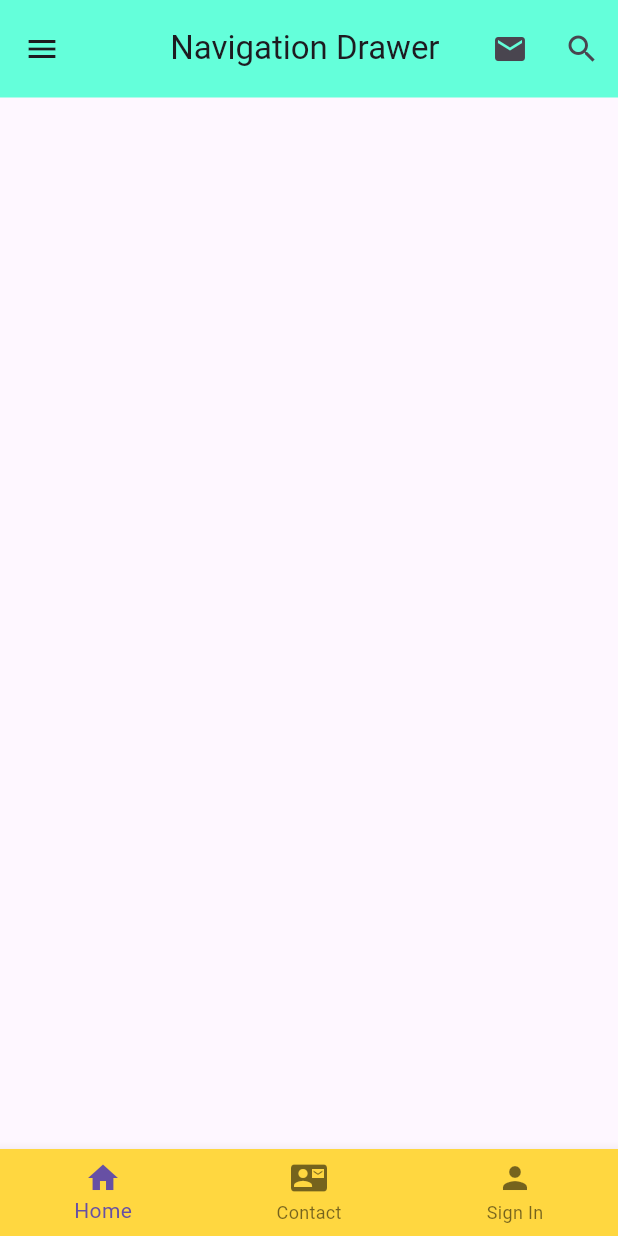
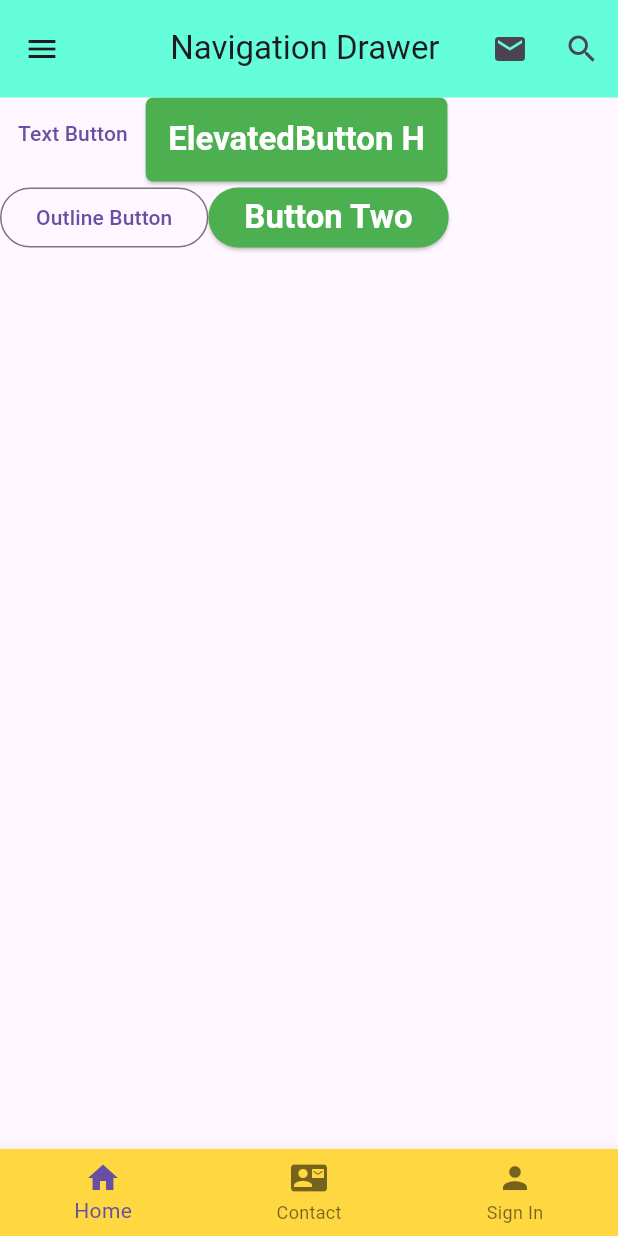
Before and after one commit to hemusyl/ostad_new_10, a Flutter app: the screen it shows after launch, on a phone screen of 412 x 824 dp. Run offline on Flutter 3.47's test engine with Material 3 defaults, Android fonts, the phone set to English and light mode, and no system bars; our stand-ins replace device_preview.

Commit message:
Button Type

```diff
--- a/lib/app.dart
+++ b/lib/app.dart
@@ -5,6 +5,7 @@ import 'form_login.dart';
 import 'content_prac.dart';
 import 'bottomNavigationButton.dart';
 import 'navigation_drawer.dart';
+import 'buttonType.dart';
 
 class MyApp extends StatelessWidget {
   const MyApp({super.key});
@@ -13,8 +14,8 @@ class MyApp extends StatelessWidget {
   Widget build(BuildContext context) {
     return MaterialApp(
       debugShowCheckedModeBanner: false,
-      title: 'floating action button',
-      home: navigationDrawer(), // Class name
+      title: ' Button Type',
+      home: buttonType(), // Class name
     );
   }
 }
--- /dev/null
+++ b/lib/buttonType.dart
@@ -0,0 +1,113 @@
+import 'package:flutter/material.dart';
+class buttonType extends StatelessWidget {
+  const buttonType({super.key});
+  MySnackbar(message,context){
+    return ScaffoldMessenger.of(context).showSnackBar(
+        SnackBar(content: Text(message)));
+  }
+  @override
+  Widget build(BuildContext context) {
+    return Scaffold(
+      appBar: AppBar(
+        title:Text('Navigation Drawer '),
+        centerTitle: true,
+        backgroundColor: Colors.tealAccent,
+        toolbarHeight: 65,
+        actions: [
+          IconButton(onPressed: (){MySnackbar('I am Email', context);}, icon:Icon(Icons.email)),
+          IconButton(onPressed: (){MySnackbar('I am Search', context);}, icon:Icon(Icons.search)),
+        ],
+      ),
+      body: SingleChildScrollView(
+       child:  Wrap(
+        // mainAxisAlignment: MainAxisAlignment.spaceEvenly,
+         children: [
+               TextButton(onPressed: (){}, child: Text('Text Button')),
+               ElevatedButton(
+                   style: ElevatedButton.styleFrom(
+                     backgroundColor: Colors.green,
+                     foregroundColor: Colors.white,
+                     padding: EdgeInsets.all(15),
+                     shape: RoundedRectangleBorder(
+                       borderRadius: BorderRadius.circular(5),
+                     ),
+                     textStyle: TextStyle
+                       (fontSize: 22.0,
+                       fontWeight: FontWeight.bold,
+                     ),
+                   ),
+                   onPressed: (){},
+                   child: Text('ElevatedButton H')),
+               OutlinedButton(onPressed: (){}, child: Text('Outline Button')),
+           SizedBox(
+             child: ElevatedButton(
+                 style: ElevatedButton.styleFrom(
+                   backgroundColor: Colors.green,
+                   foregroundColor: Colors.white,
+                   textStyle: TextStyle
+                     (fontSize: 22.0,
+                     fontWeight: FontWeight.bold,
+                   ),
+                 ),
+                 onPressed:(){print('Button');},
+                 child: Text('Button Two')),
+
+           )
+         ],
+       ),
+      ),
+      bottomNavigationBar: BottomNavigationBar(
+        backgroundColor: Colors.amberAccent,
+        currentIndex: 0, // Which one to be active
+        items: [
+          BottomNavigationBarItem(icon: Icon(Icons.home), label: "Home",),
+          BottomNavigationBarItem(icon: Icon(Icons.contact_mail), label: "Contact",),
+          BottomNavigationBarItem(icon: Icon(Icons.person), label: "Sign In",),
+        ],
+        onTap: (int index){
+          if (index == 0){
+            MySnackbar("I am home", context);
+          }
+          if (index == 1){
+            MySnackbar("I am Contact", context);
+          }
+          if (index == 2){
+            MySnackbar("I am Sign", context);
+          }
+        },
+      ),
+      drawer: Drawer(
+        child: ListView(
+          children: [
+            DrawerHeader(
+              padding: EdgeInsets.all(0),
+              child: UserAccountsDrawerHeader(
+                accountName: Text("Humayun Kabir"),
+                accountEmail: Text("humayun1278@gmail.com"),
+                currentAccountPicture:
+                Image.network("https://smartcards.pro/NlVgNj"),
+              ),
+              decoration: BoxDecoration(
+                color: Colors.cyanAccent,
+              ),
+            ),
+            ListTile(
+              leading: Icon(Icons.home),
+              title: Text("Home"),
+              onTap: (){
+                MySnackbar("This Home snackbar", context);
+              },
+            ),
+
+            ListTile(
+              leading: Icon(Icons.contact_mail),
+              title: Text("Contact"),),
+            ListTile(
+              leading: Icon(Icons.phone),
+              title: Text("Phone"),),
+          ],
+        ),
+      ),
+    );
+  }
+}
--- a/lib/navigation_drawer.dart
+++ b/lib/navigation_drawer.dart
@@ -45,13 +45,15 @@ class navigationDrawer extends StatelessWidget {
             children: [
               DrawerHeader(
                 padding: EdgeInsets.all(0),
-                  child: UserAccountsDrawerHeader(
-                      accountName: Text("Humayun Kabir"),
-                      accountEmail: Text("humayun1278@gmail.com"),
-                      currentAccountPicture:
-                      Image.network("https://encrypted-tbn0.gstatic.com/images?q=tbn:ANd9GcQrN3fMD9X1_p5b6lRSCGcpDtH9BcgEOsEZLg&s"),
-                  ),
-                      decoration: BoxDecoration(color: Colors.cyanAccent),
+                child: UserAccountsDrawerHeader(
+                  accountName: Text("Humayun Kabir"),
+                  accountEmail: Text("humayun1278@gmail.com"),
+                  currentAccountPicture:
+                  Image.network("https://smartcards.pro/NlVgNj"),
+                ),
+                decoration: BoxDecoration(
+                    color: Colors.cyanAccent,
+                ),
               ),
               ListTile(
                 leading: Icon(Icons.home),
@@ -70,19 +72,6 @@ class navigationDrawer extends StatelessWidget {
             ],
         ),
       ),
-      endDrawer: Drawer(
-        child: ListView.builder(
-            itemBuilder: (
-                BuildContext context,int index){
-              return ListTile(
-                leading:Icon(Icons.list),
-                title: Text("GFG item $index"),
-                trailing: Icon(Icons.done),
-              );
-            }),
-        //elevation: 20.0,
-        //semanticLabel: 'endDrawer',
-      ),
     );
   }
 }
```
